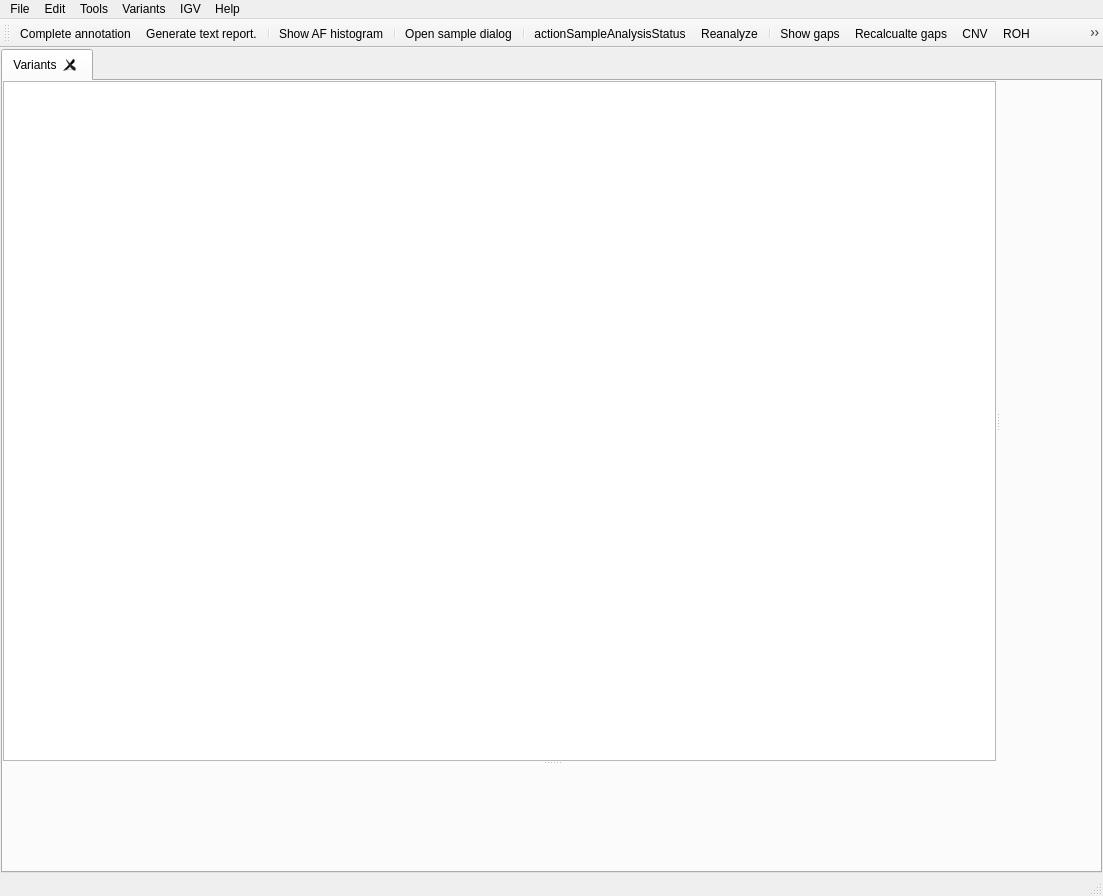
This is src/GSvar/MainWindow.ui in imgag/ngs-bits as Qt 5 draws it before an edit. The edited form follows.
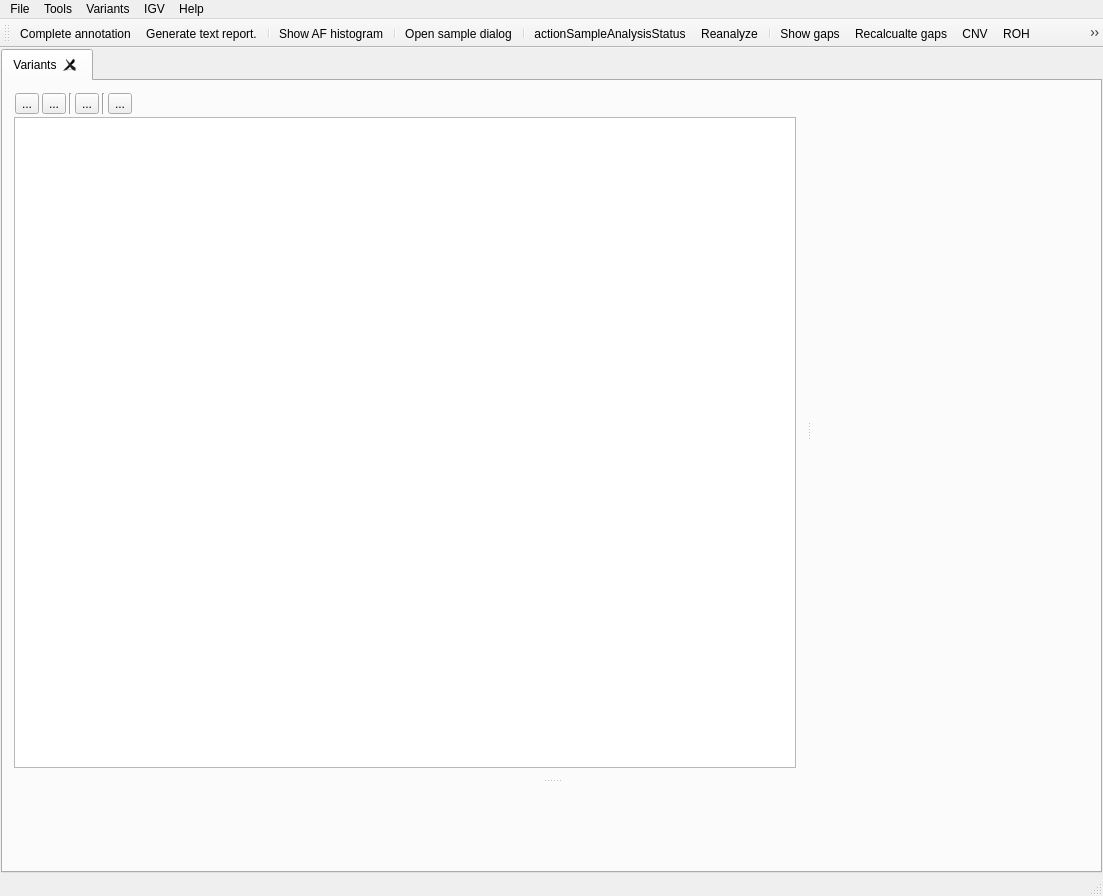
This is the edited form. Icons and pictures are not drawn. Custom widgets are drawn as their Qt base class.

Commit message: GSvar: created variant list tool bar; fixed crash when opening multi-sample CNVs for WGS.

```diff
--- a/src/GSvar/MainWindow.ui
+++ b/src/GSvar/MainWindow.ui
@@ -89,6 +89,119 @@
            <property name="childrenCollapsible">
             <bool>false</bool>
            </property>
+           <widget class="QWidget" name="verticalLayoutWidget">
+            <layout class="QVBoxLayout" name="verticalLayout_3">
+             <property name="spacing">
+              <number>2</number>
+             </property>
+             <item>
+              <widget class="QWidget" name="vars_toolbar" native="true">
+               <layout class="QHBoxLayout" name="horizontalLayout">
+                <property name="spacing">
+                 <number>3</number>
+                </property>
+                <property name="leftMargin">
+                 <number>1</number>
+                </property>
+                <property name="topMargin">
+                 <number>1</number>
+                </property>
+                <property name="rightMargin">
+                 <number>1</number>
+                </property>
+                <property name="bottomMargin">
+                 <number>1</number>
+                </property>
+                <item>
+                 <widget class="QToolButton" name="vars_copy_btn">
+                  <property name="toolTip">
+                   <string>&lt;html&gt;&lt;head/&gt;&lt;body&gt;&lt;p&gt;Copy selection to clipboard&lt;br/&gt;&lt;br/&gt;Use CTRL+SHIFT+C to split the quality values to separate columns.&lt;/p&gt;&lt;/body&gt;&lt;/html&gt;</string>
+                  </property>
+                  <property name="text">
+                   <string>...</string>
+                  </property>
+                  <property name="icon">
+                   <iconset resource="GSvar.qrc">
+                    <normaloff>:/Icons/CopyClipboard.png</normaloff>:/Icons/CopyClipboard.png</iconset>
+                  </property>
+                 </widget>
+                </item>
+                <item>
+                 <widget class="QToolButton" name="vars_export_btn">
+                  <property name="toolTip">
+                   <string>Export selection.</string>
+                  </property>
+                  <property name="text">
+                   <string>...</string>
+                  </property>
+                  <property name="icon">
+                   <iconset resource="GSvar.qrc">
+                    <normaloff>:/Icons/Save.png</normaloff>:/Icons/Save.png</iconset>
+                  </property>
+                  <property name="popupMode">
+                   <enum>QToolButton::InstantPopup</enum>
+                  </property>
+                 </widget>
+                </item>
+                <item>
+                 <widget class="Line" name="line">
+                  <property name="orientation">
+                   <enum>Qt::Vertical</enum>
+                  </property>
+                 </widget>
+                </item>
+                <item>
+                 <widget class="QToolButton" name="vars_resize_btn">
+                  <property name="toolTip">
+                   <string>&lt;html&gt;&lt;head/&gt;&lt;body&gt;&lt;p&gt;Resize columns to content (custom).&lt;/p&gt;&lt;/body&gt;&lt;/html&gt;</string>
+                  </property>
+                  <property name="text">
+                   <string>...</string>
+                  </property>
+                  <property name="icon">
+                   <iconset resource="GSvar.qrc">
+                    <normaloff>:/Icons/Resize_colums.png</normaloff>:/Icons/Resize_colums.png</iconset>
+                  </property>
+                 </widget>
+                </item>
+                <item>
+                 <widget class="Line" name="line_2">
+                  <property name="orientation">
+                   <enum>Qt::Vertical</enum>
+                  </property>
+                 </widget>
+                </item>
+                <item>
+                 <widget class="QToolButton" name="vars_folder_btn">
+                  <property name="toolTip">
+                   <string>Open variant list folder.</string>
+                  </property>
+                  <property name="text">
+                   <string>...</string>
+                  </property>
+                  <property name="icon">
+                   <iconset resource="GSvar.qrc">
+                    <normaloff>:/Icons/Folder.png</normaloff>:/Icons/Folder.png</iconset>
+                  </property>
+                 </widget>
+                </item>
+                <item>
+                 <spacer name="horizontalSpacer">
+                  <property name="orientation">
+                   <enum>Qt::Horizontal</enum>
+                  </property>
+                  <property name="sizeHint" stdset="0">
+                   <size>
+                    <width>5</width>
+                    <height>5</height>
+                   </size>
+                  </property>
+                 </spacer>
+                </item>
+               </layout>
+              </widget>
+             </item>
+             <item>
            <widget class="VariantTable" name="vars">
             <property name="sizePolicy">
              <sizepolicy hsizetype="Expanding" vsizetype="Expanding">
@@ -121,6 +234,9 @@
              <bool>true</bool>
             </attribute>
            </widget>
+             </item>
+            </layout>
+           </widget>
            <widget class="FilterDockWidget" name="filters" native="true">
             <property name="sizePolicy">
              <sizepolicy hsizetype="Minimum" vsizetype="Minimum">
@@ -265,16 +381,6 @@
     <addaction name="separator"/>
     <addaction name="menuTracks"/>
    </widget>
-   <widget class="QMenu" name="menuEdit">
-    <property name="title">
-     <string>Edit</string>
-    </property>
-    <addaction name="actionCopy"/>
-    <addaction name="actionCopySplit"/>
-    <addaction name="separator"/>
-    <addaction name="actionResize"/>
-    <addaction name="actionResizeCustom"/>
-   </widget>
    <widget class="QMenu" name="menuVariants">
     <property name="title">
      <string>Variants</string>
@@ -282,7 +388,6 @@
     <addaction name="actionPublishVariantInLOVD"/>
    </widget>
    <addaction name="menuFile"/>
-   <addaction name="menuEdit"/>
    <addaction name="menuTools"/>
    <addaction name="menuVariants"/>
    <addaction name="menuIGV"/>
```
Left out of the diff: 51 changed lines with no effect on the pictures. Lines whose indentation alone changed are shown as unchanged. The commit also changes 8 other files.
